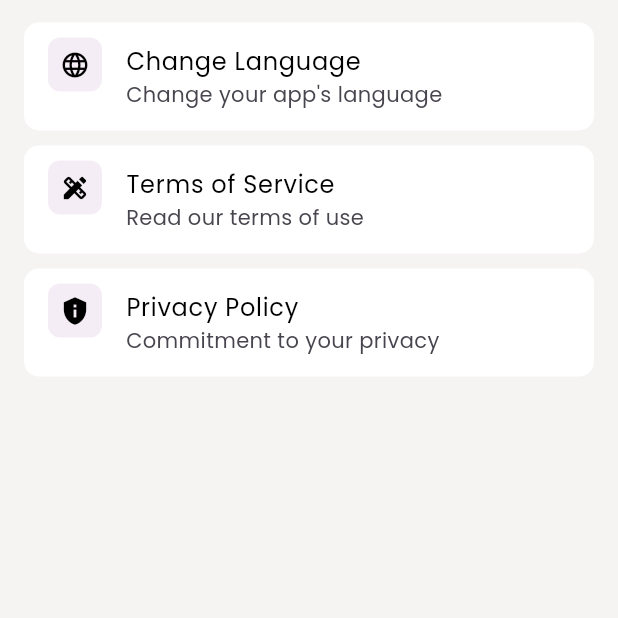
After one commit to yegaride/yegasigur-driver, a Flutter app: the UserSettingsScreen screen opened directly, on a phone screen of 412 x 824 dp, the top half of it. The commit adds this screen. Run offline on Flutter 3.47's test engine with Material 3 defaults, Android fonts, the phone set to English and light mode, and no system bars; our stand-ins replace cached_network_image, cloud_firestore, dio, dropdown_search, file_picker, firebase_auth and 21 more; missing offline and left inert: flutter_google_places_hoc081098, flutter_paypal_native, flutter_polyline_points, flutter_stripe, flutterflow_paginate_firestore and 11 more; accounts and stored records are empty; network calls fail.

Commit message:
navigation and settings secreen

```diff
--- a/lib/controller/dash_board_controller.dart
+++ b/lib/controller/dash_board_controller.dart
@@ -16,6 +16,7 @@ import 'package:cabme_driver/page/localization_screens/localization_screen.dart'
 import 'package:cabme_driver/page/my_profile/my_profile_screen.dart';
 import 'package:cabme_driver/page/new_ride_screens/new_ride_screen.dart';
 import 'package:cabme_driver/page/privacy_policy/privacy_policy_screen.dart';
+import 'package:cabme_driver/page/settings/user_settings_screen.dart';
 import 'package:cabme_driver/page/terms_of_service/terms_of_service_screen.dart';
 import 'package:cabme_driver/page/wallet/wallet_screen.dart';
 import 'package:cabme_driver/routes/routes.dart';
@@ -88,10 +89,8 @@ class DashBoardController extends GetxController {
     DrawerRoute(Routes.myProfile, Icons.person_outline),
     DrawerRoute(Routes.myEarnings, Icons.account_balance_wallet_outlined),
     DrawerRoute(Routes.addBank, Icons.account_balance),
-    DrawerRoute(Routes.changeLanguage, Icons.language),
+    DrawerRoute(Routes.settings, Icons.settings),
     DrawerRoute(Routes.contactUs, Icons.rate_review_outlined),
-    DrawerRoute(Routes.termService, Icons.design_services),
-    DrawerRoute(Routes.privacyPolicy, Icons.privacy_tip),
   ];
 
   Widget buildSelectedRoute(String route) {
@@ -102,6 +101,7 @@ class DashBoardController extends GetxController {
       Routes.myEarnings => WalletScreen(),
       Routes.addBank => const ShowBankDetails(),
       Routes.changeLanguage => const LocalizationScreens(intentType: "dashBoard"),
+      Routes.settings => const UserSettingsScreen(),
       Routes.contactUs => const ContactUsScreen(),
       Routes.termService => const TermsOfServiceScreen(),
       Routes.privacyPolicy => const PrivacyPolicyScreen(),
--- a/lib/lang/app_en.dart
+++ b/lib/lang/app_en.dart
@@ -278,4 +278,5 @@ const Map<String, String> enUS = {
   'Withdrawals History': "Withdrawals History",
   'Note': "Note",
   'estimate_reched_time_to_customer': "Estimate time to reach customer : ",
+  'user_settings': 'Settings',
 };
--- /dev/null
+++ b/lib/page/settings/user_settings_screen.dart
@@ -0,0 +1,111 @@
+import 'package:cabme_driver/page/localization_screens/localization_screen.dart';
+import 'package:cabme_driver/page/privacy_policy/privacy_policy_screen.dart';
+import 'package:cabme_driver/page/terms_of_service/terms_of_service_screen.dart';
+import 'package:cabme_driver/themes/constant_colors.dart';
+import 'package:flutter/material.dart';
+
+import 'package:get/get.dart';
+
+class UserSettingsScreen extends StatelessWidget {
+  const UserSettingsScreen({super.key});
+
+  @override
+  Widget build(BuildContext context) {
+    return Scaffold(
+      backgroundColor: ConstantColors.background,
+      body: Padding(
+        padding: const EdgeInsets.symmetric(horizontal: 16, vertical: 10),
+        child: Column(
+          children: [
+            _SettingsItem(
+              icon: Icons.language,
+              title: 'change_language'.tr,
+              // TODO i18n
+              subTitle: 'Change your app\'s language',
+              onTap: () {
+                Get.to(
+                  const LocalizationScreens(intentType: "dashBoard"),
+                  transition: Transition.rightToLeft,
+                );
+              },
+            ),
+            _SettingsItem(
+              icon: Icons.design_services,
+              title: 'term_service'.tr,
+              // TODO i18n
+              subTitle: 'Read our terms of use',
+              onTap: () {
+                Get.to(
+                  const TermsOfServiceScreen(),
+                  transition: Transition.rightToLeft,
+                );
+              },
+            ),
+            _SettingsItem(
+              icon: Icons.privacy_tip,
+              title: 'privacy_policy'.tr,
+              // TODO i18n
+              subTitle: 'Commitment to your privacy',
+              onTap: () {
+                Get.to(
+                  const PrivacyPolicyScreen(),
+                  transition: Transition.rightToLeft,
+                );
+              },
+            ),
+          ],
+        ),
+      ),
+    );
+  }
+}
+
+class _SettingsItem extends StatelessWidget {
+  const _SettingsItem({
+    required this.icon,
+    required this.title,
+    required this.subTitle,
+    required this.onTap,
+  });
+
+  final IconData icon;
+  final String title;
+  final String subTitle;
+  final VoidCallback onTap;
+
+  @override
+  Widget build(BuildContext context) {
+    return Padding(
+      padding: const EdgeInsets.symmetric(vertical: 5),
+      child: Container(
+        decoration: const BoxDecoration(color: Colors.white, borderRadius: BorderRadius.all(Radius.circular(10))),
+        child: ListTile(
+          leading: Column(
+            crossAxisAlignment: CrossAxisAlignment.start,
+            children: [
+              Padding(
+                padding: const EdgeInsets.only(top: 2.0),
+                child: Container(
+                  decoration: BoxDecoration(
+                    color: ConstantColors.primary.withOpacity(0.08),
+                    borderRadius: const BorderRadius.all(Radius.circular(8)),
+                  ),
+                  child: Padding(
+                    padding: const EdgeInsets.all(8.0),
+                    child: Icon(icon, size: 20, color: Colors.black),
+                  ),
+                ),
+              ),
+            ],
+          ),
+          title: Text(
+            title,
+            style: const TextStyle(fontSize: 16, color: Colors.black),
+          ),
+          subtitle: Text(subTitle),
+          onTap: onTap,
+        ),
+      ),
+    );
+  }
+}
--- a/lib/routes/routes.dart
+++ b/lib/routes/routes.dart
@@ -9,4 +9,5 @@ abstract class Routes {
   static const String termService = 'term_service';
   static const String privacyPolicy = 'privacy_policy';
   static const String signOut = 'sign_out';
+  static const String settings = 'user_settings';
 }
--- a/lib/service/api.dart
+++ b/lib/service/api.dart
@@ -7,6 +7,8 @@ class API {
   // static const baseUrl = "${'https://dev.yegaride.com/admin'}/api/v1/"; // live
   static const baseUrl = "${'https://admin.dev.yegasigur.com'}/api/v1/"; // live
   static const apiKey = "base64:4CGWBlDsMFiCkyEavKMUTP7JBwBQj7xVoelRB+jOZF4=";
+
+  static const cxpayPaymentView = 'http://10.0.2.2/admin/payments?amount=';
 
   static Map<String, String> authheader = {
     HttpHeaders.contentTypeHeader: 'application/json; charset=UTF-8',
```
Also changed, not shown: lib/page/localization_screens/localization_screen.dart (+32 -4 lines), lib/page/privacy_policy/privacy_policy_screen.dart (+54 -8 lines), lib/page/terms_of_service/terms_of_service_screen.dart (+54 -8 lines).
